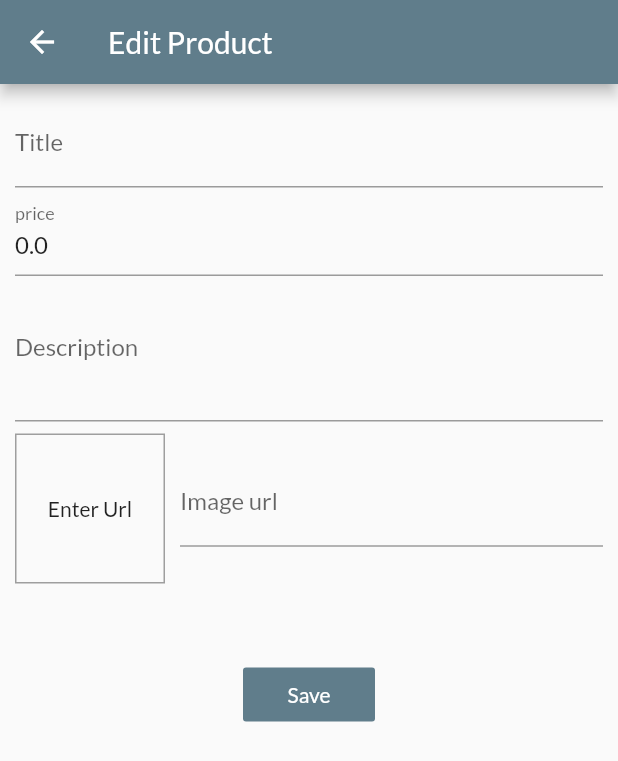
After one commit to AbdelrahmanElghoul/shopping_flutter, a Flutter app: the EditProductPage screen opened directly, on a phone screen of 412 x 824 dp. The commit adds this screen. Shown: the top 761 px of the screen. Run offline on Flutter 3.47's test engine with Material 2 defaults, Android fonts, the phone set to English and light mode, and no system bars; network calls fail.

Commit message:
module 9

```diff
--- a/lib/core/providers/products_provider.dart
+++ b/lib/core/providers/products_provider.dart
@@ -55,11 +55,28 @@ class ProductsModel with ChangeNotifier {
   // }
 
   addProduct(Product product) {
-    _productList.add(product);
+    Product prod = Product(
+        id: DateTime.now().toString(),
+        description: product.description,
+        imageUrl: product.imageUrl,
+        price: product.price,
+        title: product.title);
+    _productList.add(prod);
+    notifyListeners();
+  }
+
+  updateProduct(String id, Product product) {
+    final int index = _productList.indexWhere((p) => p.id == id);
+    _productList[index] = product;
     notifyListeners();
   }
 
   Product getProductById(String id) {
     return productList.firstWhere((iterator) => iterator.id == id);
   }
+
+  void deleteProduct(String id) {
+    _productList.removeWhere((p) => p.id == id);
+    notifyListeners();
+  }
 }
--- /dev/null
+++ b/lib/ui/edit_product_page.dart
@@ -0,0 +1,203 @@
+import 'package:flutter/material.dart';
+import 'package:provider/provider.dart';
+import 'package:shop_app/core/models/product.dart';
+import 'package:shop_app/core/providers/products_provider.dart';
+import 'package:shop_app/util/style/colors.dart';
+
+class EditProductPage extends StatefulWidget {
+  @override
+  _EditProductPageState createState() => _EditProductPageState();
+  String id;
+  EditProductPage({this.id});
+}
+
+class _EditProductPageState extends State<EditProductPage> {
+  final _priceFocusNode = FocusNode();
+  final _imageUrlController = TextEditingController();
+  final _form = GlobalKey<FormState>();
+  Product product = Product(
+      id: null, description: null, imageUrl: null, price: 0, title: null);
+
+  @override
+  void initState() {
+    print('mDebug: init');
+    if (widget.id != null) {
+      product = Provider.of<ProductsModel>(context, listen: false)
+          .getProductById(widget.id);
+      _imageUrlController.text = product.imageUrl;
+    }
+    // TODO: implement initState
+    super.initState();
+  }
+
+  @override
+  void dispose() {
+    _priceFocusNode.dispose();
+    _imageUrlController.dispose();
+    super.dispose();
+  }
+
+  @override
+  Widget build(BuildContext context) {
+    print('mDebug: build');
+    return Scaffold(
+      appBar: AppBar(
+        title: Text('Edit Product'),
+      ),
+      body: Form(
+        autovalidateMode: AutovalidateMode.onUserInteraction,
+        key: _form,
+        child: SingleChildScrollView(
+          padding: const EdgeInsets.all(10),
+          child: Column(
+            children: [
+              TextFormField(
+                initialValue: product.title,
+                decoration: InputDecoration(labelText: 'Title'),
+                textInputAction: TextInputAction.next,
+                onSaved: (value) {
+                  product = Product(
+                    title: value,
+                    description: product.description,
+                    price: product.price,
+                    imageUrl: product.imageUrl,
+                    id: product.id,
+                    isFavourite: product.isFavourite,
+                  );
+                },
+                onChanged: (text) {
+                  print('mDebug: onChange $text');
+                },
+                onFieldSubmitted: (text) {
+                  print('mDebug: onFieldSubmitted $text');
+                  FocusScope.of(context).requestFocus(_priceFocusNode);
+                },
+                onEditingComplete: () {
+                  print('mDebug: onEdittingComplete');
+                },
+              ),
+              TextFormField(
+                initialValue: product.price.toString(),
+                onSaved: (value) {
+                  product = Product(
+                    title: product.title,
+                    description: product.description,
+                    price: double.tryParse(value) ?? 0,
+                    imageUrl: product.imageUrl,
+                    isFavourite: product.isFavourite,
+                    id: product.id,
+                  );
+                },
+                validator: (value) {
+                  //null = text correct
+                  // text is error message
+
+                  if (value.isEmpty) return "valid value";
+
+                  return null;
+                },
+                decoration: InputDecoration(labelText: 'price'),
+                textInputAction: TextInputAction.next,
+                keyboardType: TextInputType.number,
+                focusNode: _priceFocusNode,
+              ),
+              TextFormField(
+                onSaved: (value) {
+                  product = Product(
+                    title: product.title,
+                    description: value,
+                    price: product.price,
+                    imageUrl: product.imageUrl,
+                    isFavourite: product.isFavourite,
+                    id: product.id,
+                  );
+                },
+                decoration: InputDecoration(labelText: 'Description'),
+                keyboardType: TextInputType.multiline,
+                maxLines: 3,
+                initialValue: product.description,
+                onChanged: (text) {
+                  print('mDebug: onChange $text');
+                },
+                onFieldSubmitted: (text) {
+                  print('mDebug: onFieldSubmitted $text');
+                  FocusScope.of(context).requestFocus(_priceFocusNode);
+                },
+                onEditingComplete: () {
+                  print('mDebug: onEdittingComplete');
+                },
+              ),
+              Row(
+                children: [
+                  Container(
+                    width: 100,
+                    height: 100,
+                    margin: const EdgeInsets.only(
+                      top: 8,
+                      right: 10,
+                    ),
+                    decoration: BoxDecoration(
+                      border: Border.all(
+                        color: Colors.grey,
+                      ),
+                    ),
+                    child: _imageUrlController.text.isEmpty
+                        ? Center(child: Text('Enter Url'))
+                        : FittedBox(
+                            child: Image.network(
+                              _imageUrlController.text,
+                              fit: BoxFit.cover,
+                            ),
+                          ),
+                  ),
+                  Expanded(
+                    child: TextFormField(
+                      onSaved: (value) {
+                        product = Product(
+                          title: product.title,
+                          description: product.description,
+                          price: product.price,
+                          imageUrl: value,
+                          id: product.id,
+                          isFavourite: product.isFavourite,
+                        );
+                      },
+                      controller: _imageUrlController,
+                      decoration: InputDecoration(labelText: 'Image url'),
+                      keyboardType: TextInputType.url,
+                      textInputAction: TextInputAction.done,
+                      onFieldSubmitted: (_) {
+                        setState(() {});
+                      },
+                    ),
+                  ),
+                ],
+              ),
+              SizedBox(
+                height: 50,
+              ),
+              Center(
+                child: FlatButton(
+                  onPressed: _saveForm,
+                  color: AppColors.primarySwatch,
+                  child: Text('Save', style: TextStyle(color: Colors.white)),
+                ),
+              )
+            ],
+          ),
+        ),
+      ),
+    );
+  }
+
+  void _saveForm() {
+    _form.currentState.save();
+    final productProivder = Provider.of<ProductsModel>(context, listen: false);
+    product.id == null
+        ? productProivder.addProduct(product)
+        : productProivder.updateProduct(product.id, product);
+    Navigator.pop(context);
+    print('mDebug: save');
+    print('mDebug: isValid ${_form.currentState.validate()}');
+  }
+}
```
Also changed, not shown: lib/core/providers/cart_provider.dart (+17 -0 lines), lib/ui/products_page.dart (+14 -14 lines), lib/ui/user_product_page.dart (added, +42 -0 lines), lib/util/widgets/app_drawer.dart (+16 -1 lines), lib/util/widgets/cart_item.dart (+23 -0 lines), lib/util/widgets/product_item_widget.dart (+30 -2 lines), lib/util/widgets/user_product.dart (added, +53 -0 lines), pubspec.lock (added), 1 other file.
